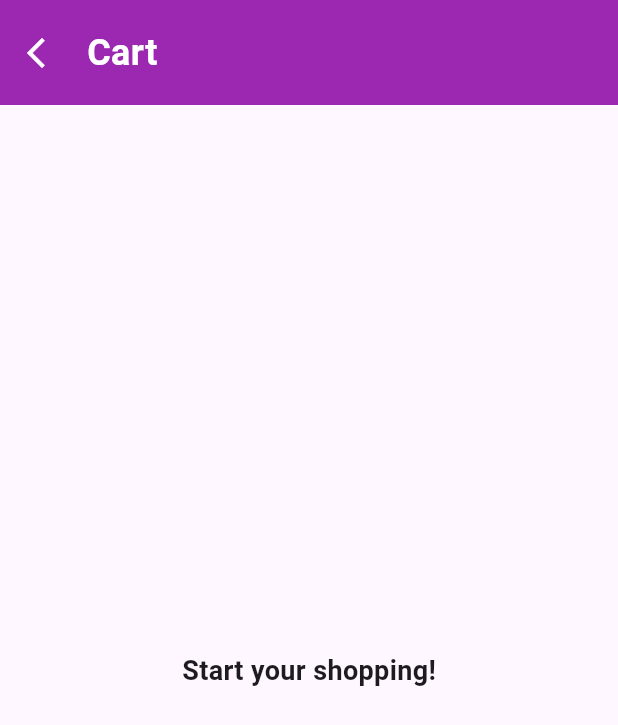
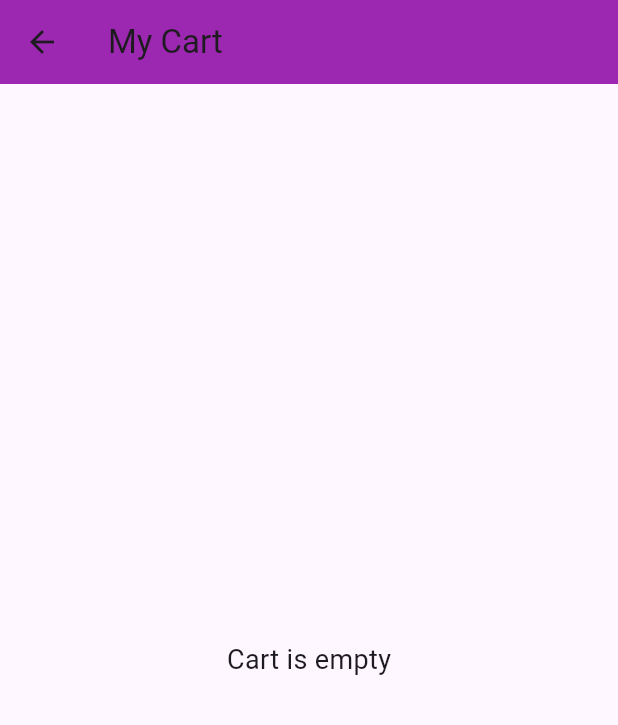
Before and after one commit to Harsh-sudo26/ShopIT-flutter-app, a Flutter app: the CartPage screen opened directly, on a phone screen of 412 x 824 dp. Shown: the top 725 px of the screen. Run offline on Flutter 3.47's test engine with Material 3 defaults, Android fonts, the phone set to English and light mode, and no system bars; our stand-ins replace font_awesome_flutter, google_fonts.

Commit message:
new commit

```diff
--- a/lib/features/cart/cart.dart
+++ b/lib/features/cart/cart.dart
@@ -1,173 +1,79 @@
 import 'package:flutter/material.dart';
-import 'package:shopit/features/home/homescreen.dart';
+import 'package:provider/provider.dart';
+import 'package:shopit/features/provider/cart_provider.dart';
 
-class Cart {
-  static List<Map<String, dynamic>> items = [];
-}
-
-class CartPage extends StatefulWidget {
+class CartPage extends StatelessWidget {
   const CartPage({super.key});
-
-  @override
-  State<CartPage> createState() => _CartPageState();
-}
-
-class _CartPageState extends State<CartPage> {
-  double get totalPrice {
-    return Cart.items.fold(
-      0,
-      (sum, item) => sum + (item['price'] as num).toDouble() * item['quantity'],
-    );
-  }
 
   @override
   Widget build(BuildContext context) {
     return Scaffold(
-      appBar: PreferredSize(
-        preferredSize: Size(double.infinity, 70),
-        child: Container(
-          color: Colors.purple,
-          child: Row(
-            mainAxisAlignment: MainAxisAlignment.start,
+      appBar: AppBar(
+        title: const Text("My Cart"),
+        backgroundColor: Colors.purple,
+      ),
+      body: Consumer<CartProvider>(
+        builder: (context, cart, child) {
+          if (cart.cartItems.isEmpty) {
+            return const Center(
+              child: Text(
+                "Cart is empty",
+                style: TextStyle(fontSize: 18),
+              ),
+            );
+          }
+
+          return Column(
             children: [
-              IconButton(
+              Expanded(
+                child: ListView.builder(
+                  itemCount: cart.cartItems.length,
+                  itemBuilder: (context, index) {
+                    final item = cart.cartItems[index];
+
+                    return ListTile(
+                      leading: Image.asset(
+                        item['image'],
+                        width: 50,
+                        height: 50,
+                      ),
+                      title: Text(item['name']),
+                      subtitle: Text(
+                          "\$${item['price']}  x${item['quantity']}"),
+                      trailing: IconButton(
+                        icon: const Icon(Icons.delete, color: Colors.red),
                         onPressed: () {
-                  Navigator.push(
-                    context,
-                    MaterialPageRoute(builder: (context) => const Homescreen()),
+                          cart.removeFromCart(item['id']);
+                        },
+                      ),
                     );
                   },
-                icon: Icon(Icons.arrow_back_ios_new),
-                color: Colors.white,
-              ),
-              SizedBox(width: 10),
-              Center(
-                child: Text(
-
-                  "Cart",
-                  style: TextStyle(
-                    fontSize: 24,
-                    fontWeight: FontWeight.bold,
-                    color: Colors.white,
                 ),
               ),
+
+              // Total Price
+              Container(
+                padding: const EdgeInsets.all(16),
+                color: Colors.purple.shade100,
+                child: Row(
+                  mainAxisAlignment: MainAxisAlignment.spaceBetween,
+                  children: [
+                    const Text(
+                      "Total:",
+                      style: TextStyle(
+                          fontSize: 18, fontWeight: FontWeight.bold),
+                    ),
+                    Text(
+                      "\$${cart.totalPrice.toStringAsFixed(2)}",
+                      style: const TextStyle(
+                          fontSize: 18, fontWeight: FontWeight.bold),
                     ),
                   ],
                 ),
               ),
-      ),
-      body: Cart.items.isEmpty
-          ? const Center(child: Text("Start your shopping!", style: TextStyle(fontSize: 18, fontWeight: FontWeight.bold),))
-          : ListView.builder(
-              itemCount: Cart.items.length,
-              itemBuilder: (context, index) {
-                final item = Cart.items[index];
-
-                return Card(
-                  color: Colors.purple[100],
-                  margin: const EdgeInsets.all(8),
-                  elevation: 5,
-                  shape: RoundedRectangleBorder(
-                    borderRadius: BorderRadius.circular(10),
-                  ),
-                  shadowColor: const Color.fromARGB(255, 183, 78, 201),
-                  child: ListTile(
-                    leading: Image.asset(
-                      item['image'],
-                      width: 50,
-                      height: 50,
-                      fit: BoxFit.cover,
-                    ),
-                    title: Text(item['name']),
-                    subtitle: Text("\$${item['price']}"),
-                    trailing: Row(
-                      mainAxisSize: MainAxisSize.min,
-                      children: [
-                        IconButton(
-                          onPressed: () {
-                            setState(() {
-                              if (item['quantity'] > 1) {
-                                item['quantity']--;
-                              }
-                            });
-                          },
-                          icon: const Icon(Icons.remove),
-                        ),
-                        Text(
-                          item['quantity'].toString(),
-                          style: TextStyle(
-                            fontSize: 16,
-                            fontWeight: FontWeight.bold,
-                          ),
-                        ),
-                        IconButton(
-                          onPressed: () {
-                            setState(() {
-                              item['quantity']++;
-                            });
-                          },
-                          icon: const Icon(Icons.add),
-                        ),
-                        IconButton(
-                          onPressed: () {
-                            setState(() {
-                              Cart.items.removeAt(index);
-                            });
-                          },
-                          icon: const Icon(Icons.delete, color: Colors.red),
-                        ),
             ],
-                    ),
-                  ),
           );
         },
-            ),
-
-      // ✅ Checkout Button at Bottom
-      bottomNavigationBar: Cart.items.isEmpty
-          ? null
-          : Container(
-              padding: const EdgeInsets.all(16),
-              child: Column(
-                mainAxisSize: MainAxisSize.min,
-                children: [
-                  Container(
-                    decoration: BoxDecoration(color: Colors.purpleAccent[200],borderRadius: BorderRadius.circular(12)),
-                    alignment: Alignment.center,
-                    height: MediaQuery.of(context).size.height * 0.05,
-                    width: double.infinity,
-
-                    child: Text(
-                      "Total: \$${totalPrice.toStringAsFixed(2)}",
-                      style: const TextStyle(
-                        fontSize: 18,
-                        fontWeight: FontWeight.bold,
-                      ),
-                    ),
-                  ),
-                  const SizedBox(height: 20),
-                  SizedBox(
-                    width: double.infinity,
-                    child: ElevatedButton(
-                      onPressed: () {
-                        // Add your checkout logic here
-                        ScaffoldMessenger.of(context).showSnackBar(
-                          const SnackBar(
-                            content: Text("Proceeding to checkout..."),
-                          ),
-                        );
-                      },
-                      style: ElevatedButton.styleFrom(
-                        padding: const EdgeInsets.symmetric(vertical: 15),
-                      ),
-                      child: const Text(
-                        "Checkout",
-                        style: TextStyle(fontSize: 16),
-                      ),
-                    ),
-                  ),
-                ],
-              ),
       ),
     );
   }
```
Also changed, not shown: lib/features/auth/login.dart (+25 -7 lines), lib/features/home/homescreen.dart (+49 -55 lines), lib/features/provider/auth_provider.dart (added, +14 -0 lines), lib/features/provider/cart_provider.dart (added, +33 -0 lines), lib/main.dart (+11 -7 lines), 1 other file. Lines whose indentation alone changed are shown as unchanged.
